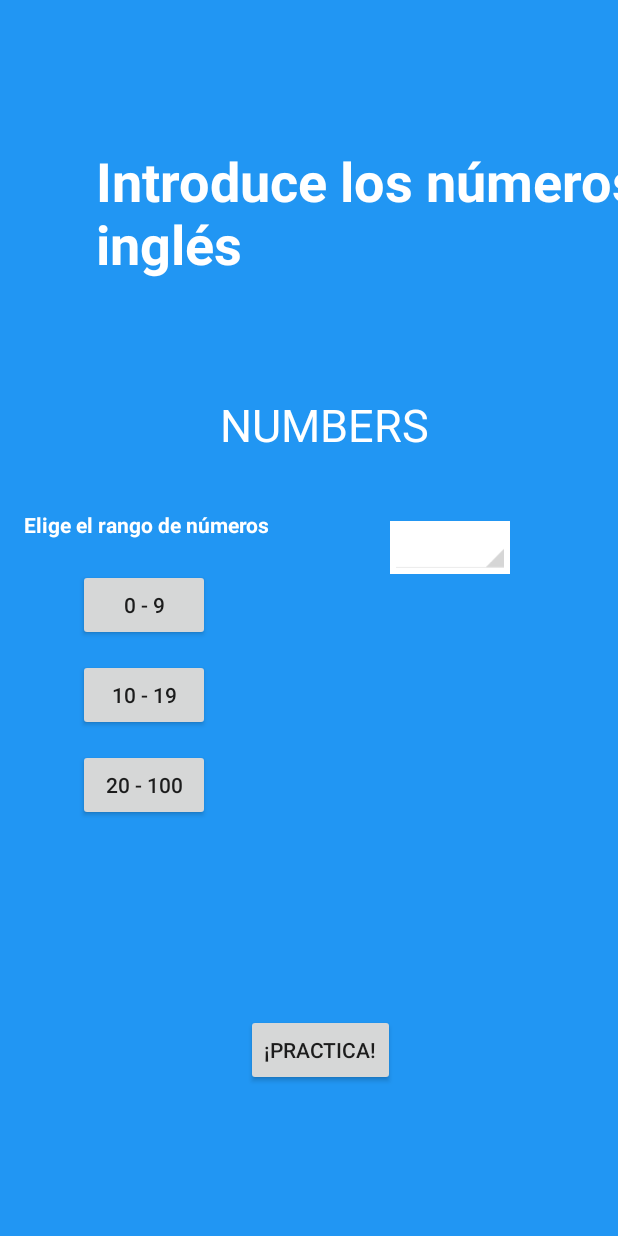
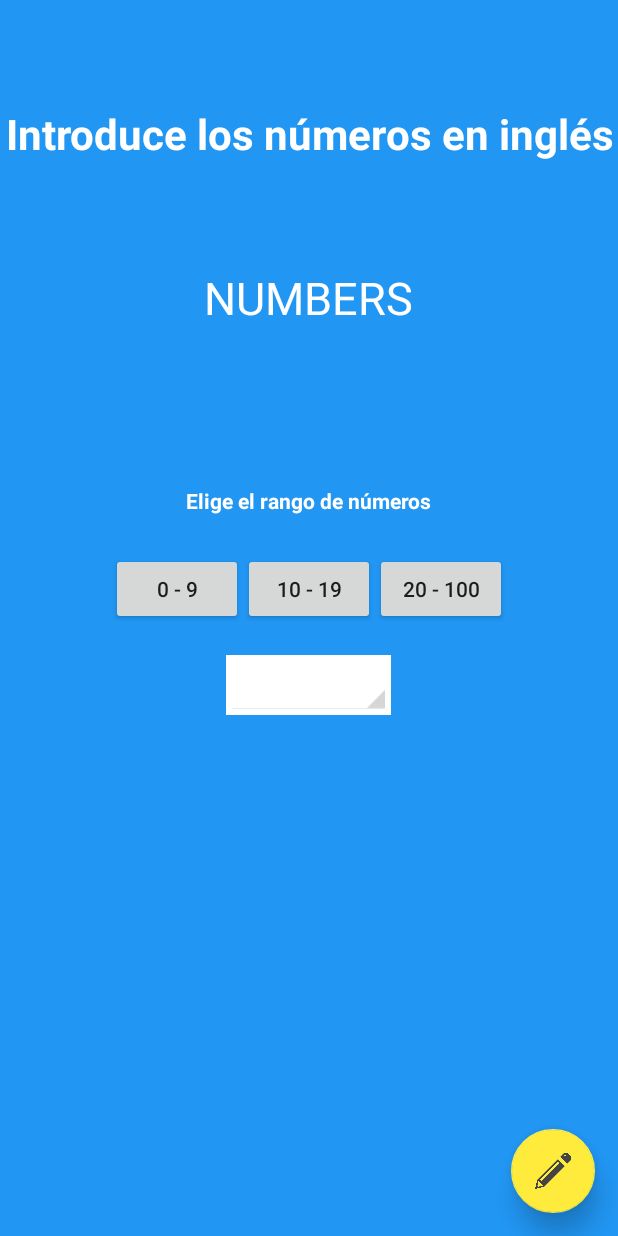
Before and after one commit to gasparpd/Android, an Android app: the ActivityNumeros screen opened directly, with no data from a screen before it, on a phone screen of 412 x 824 dp. Run offline under Robolectric (Android 15) with nearby library versions, the phone set to English and light mode, and no system bars.

Commit message:
Mejorada la interfaz con linearLayout

```diff
--- a/AppAprendiendoIdiomas/app/src/main/java/com/example/appaprendiendoidiomas/ActivityNumeros.java
+++ b/AppAprendiendoIdiomas/app/src/main/java/com/example/appaprendiendoidiomas/ActivityNumeros.java
@@ -9,9 +9,13 @@ import android.widget.Button;
 import android.widget.Spinner;
 import android.widget.TextView;
 
+import com.google.android.material.floatingactionbutton.FloatingActionButton;
+
 public class ActivityNumeros extends MainActivity {
 
-    Spinner spinner; Button btn_0, btn_10, btn_20, btn_practice;
+    Spinner spinner;
+    Button btn_0, btn_10, btn_20;
+    FloatingActionButton btn_practica;
     int array_charged;
     TextView tv_numbers;
 
@@ -24,7 +28,7 @@ public class ActivityNumeros extends MainActivity {
         btn_0 = findViewById(R.id.btn_apr_num_0);
         btn_10 = findViewById(R.id.btn_apr_num_10);
         btn_20 = findViewById(R.id.btn_apr_num_20);
-        btn_practice = findViewById(R.id.btn_pract_num);
+        btn_practica = findViewById(R.id.apr_num_btn_practica);
         tv_numbers = findViewById(R.id.tv_apr_num);
 
         spinner.setOnItemSelectedListener(new AdapterView.OnItemSelectedListener()
--- a/AppAprendiendoIdiomas/app/src/main/res/layout/activity_numeros.xml
+++ b/AppAprendiendoIdiomas/app/src/main/res/layout/activity_numeros.xml
@@ -1,110 +1,107 @@
 <?xml version="1.0" encoding="utf-8"?>
-<androidx.constraintlayout.widget.ConstraintLayout xmlns:android="http://schemas.android.com/apk/res/android"
+<LinearLayout xmlns:android="http://schemas.android.com/apk/res/android"
     xmlns:app="http://schemas.android.com/apk/res-auto"
     xmlns:tools="http://schemas.android.com/tools"
     android:layout_width="match_parent"
     android:layout_height="match_parent"
     android:background="@color/colorPrimary"
+    android:orientation="vertical"
     tools:context=".ActivityNumeros">
 
     <TextView
         android:id="@+id/tv_colores_aprend"
         android:layout_width="wrap_content"
         android:layout_height="wrap_content"
-        android:layout_marginStart="64dp"
-        android:layout_marginTop="96dp"
+        android:layout_gravity="center"
+        android:layout_marginTop="70dp"
         android:text="@string/tv_num_ingl"
-        android:textSize="36sp"
-        android:textStyle="bold"
+        android:textAlignment="center"
         android:textColor="@color/text_color"
-        app:layout_constraintStart_toStartOf="parent"
-        app:layout_constraintTop_toTopOf="parent" />
+        android:textSize="28sp"
+        android:textStyle="bold" />
+
+    <TextView
+        android:id="@+id/tv_apr_num"
+        android:layout_width="wrap_content"
+        android:layout_height="wrap_content"
+        android:layout_gravity="center"
+        android:layout_marginTop="70dp"
+        android:layout_marginBottom="100dp"
+        android:text="@string/tv_numbers"
+        android:textColor="@color/text_color"
+        android:textSize="30sp" />
 
     <TextView
         android:id="@+id/tv_elige_numero2"
         android:layout_width="wrap_content"
         android:layout_height="wrap_content"
-        android:layout_marginStart="16dp"
-        android:layout_marginBottom="20dp"
+        android:layout_gravity="center"
+        android:layout_margin="5dp"
         android:text="@string/tv_rango_numeros"
-        android:textStyle="bold"
         android:textColor="@color/text_color"
-        app:layout_constraintBottom_toTopOf="@+id/btn_apr_num_0"
-        app:layout_constraintStart_toStartOf="parent" />
+        android:textStyle="bold" />
+
+    <LinearLayout
+        android:layout_width="match_parent"
+        android:layout_height="wrap_content"
+        android:layout_margin="20dp"
+        android:gravity="center"
+        android:orientation="horizontal">
 
         <Button
             android:id="@+id/btn_apr_num_0"
             android:layout_width="wrap_content"
             android:layout_height="wrap_content"
-        android:layout_marginStart="52dp"
-        android:layout_marginTop="76dp"
             android:onClick="charge0"
-        android:text="@string/btn_num_0al9"
-        app:layout_constraintStart_toStartOf="parent"
-        app:layout_constraintTop_toBottomOf="@+id/tv_apr_num" />
+            android:text="@string/btn_num_0al9" />
+
+        <Button
+            android:id="@+id/btn_apr_num_10"
+            android:layout_width="wrap_content"
+            android:layout_height="wrap_content"
+            android:onClick="charge10"
+            android:text="@string/btn_num_10al19" />
 
         <Button
             android:id="@+id/btn_apr_num_20"
             android:layout_width="wrap_content"
             android:layout_height="wrap_content"
-        android:layout_marginStart="52dp"
-        android:layout_marginTop="12dp"
             android:onClick="charge20"
-        android:text="@string/btn_num_20al100"
-        app:layout_constraintStart_toStartOf="parent"
-        app:layout_constraintTop_toBottomOf="@+id/btn_apr_num_10" />
-
-    <Button
-        android:id="@+id/btn_apr_num_10"
-        android:layout_width="wrap_content"
-        android:layout_height="wrap_content"
-        android:layout_marginStart="52dp"
-        android:layout_marginTop="12dp"
-        android:onClick="charge10"
-        android:text="@string/btn_num_10al19"
-        app:layout_constraintStart_toStartOf="parent"
-        app:layout_constraintTop_toBottomOf="@+id/btn_apr_num_0" />
+            android:text="@string/btn_num_20al100" />
+    </LinearLayout>
 
 
     <RelativeLayout
-        android:layout_width="80dp"
-        android:layout_height="35dp"
-        android:layout_marginStart="260dp"
-        android:layout_marginTop="44dp"
-        android:background="@color/text_color"
-        app:layout_constraintStart_toStartOf="parent"
-        app:layout_constraintTop_toBottomOf="@+id/tv_apr_num">
+        android:layout_width="wrap_content"
+        android:layout_height="wrap_content"
+        android:layout_gravity="center"
+        android:background="@color/text_color">
 
         <Spinner
             android:id="@+id/spinner_apr_num"
             style="@android:style/Widget.Holo.Light.Spinner"
-            android:layout_width="match_parent"
-            android:layout_height="match_parent"
-            android:spinnerMode="dropdown" />
+            android:layout_width="110dp"
+            android:layout_height="40dp"
+            android:spinnerMode="dropdown"
+            android:textAlignment="center" />
     </RelativeLayout>
 
-    <TextView
-        android:id="@+id/tv_apr_num"
-        android:layout_width="280dp"
-        android:layout_height="wrap_content"
-        android:layout_marginStart="76dp"
-        android:layout_marginTop="76dp"
-        android:gravity="center"
-        android:text="@string/tv_numbers"
-        android:textSize="30sp"
-        android:textColor="@color/text_color"
-        app:layout_constraintStart_toStartOf="parent"
-        app:layout_constraintTop_toBottomOf="@+id/tv_colores_aprend" />
+    <androidx.constraintlayout.widget.ConstraintLayout
+        android:layout_width="match_parent"
+        android:layout_height="match_parent">
 
-    <Button
-        android:id="@+id/btn_pract_num"
+        <com.google.android.material.floatingactionbutton.FloatingActionButton
+            android:id="@+id/apr_num_btn_practica"
             android:layout_width="wrap_content"
             android:layout_height="wrap_content"
-        android:layout_marginStart="164dp"
-        android:layout_marginBottom="100dp"
+            android:layout_marginEnd="15dp"
+            android:layout_marginBottom="15dp"
+            android:clickable="true"
             android:onClick="btnPract"
-        android:text="@string/btn_prac_num"
+            android:src="@drawable/icono_flotante_lapiz"
+            app:elevation="10dp"
             app:layout_constraintBottom_toBottomOf="parent"
-        app:layout_constraintStart_toStartOf="parent" />
+            app:layout_constraintEnd_toEndOf="parent" />
+    </androidx.constraintlayout.widget.ConstraintLayout>
 
-</androidx.constraintlayout.widget.ConstraintLayout>
+</LinearLayout>
```
Lines whose indentation alone changed are shown as unchanged.
